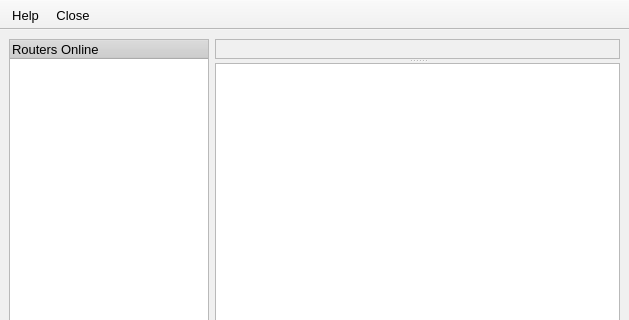
This is src/gui/network/netviewer.ui in a-ilin/vidalia as Qt 5 draws it before an edit; both pictures show x 0 to 629 and y 0 to 320 of the 629 by 622 pixel window. The edited form follows.
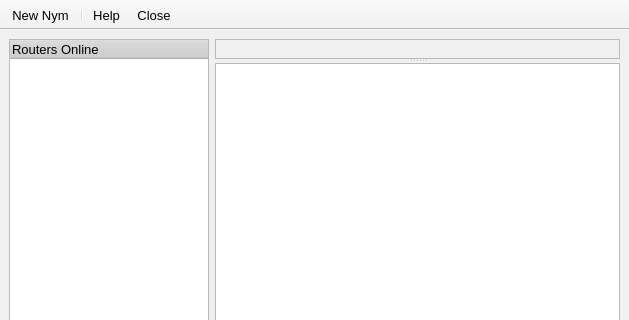
This is the edited form. Icons and pictures are not drawn.

Commit message:
Add an image and a button for the new nym business.
svn:r732

What changed in the file:
```diff
--- a/src/gui/network/netviewer.ui
+++ b/src/gui/network/netviewer.ui
@@ -445,9 +445,30 @@
    <attribute name="toolBarArea" >
     <number>4</number>
    </attribute>
+   <addaction name="actionNewNym" />
+   <addaction name="separator" />
    <addaction name="actionHelp" />
    <addaction name="actionClose" />
   </widget>
+  <action name="actionNewNym" >
+   <property name="icon" >
+    <iconset resource="../res/vidalia_common.qrc" >:/images/22x22/system-users.png</iconset>
+   </property>
+   <property name="text" >
+    <string>New Nym</string>
+   </property>
+   <property name="font" >
+    <font>
+     <family>Arial</family>
+     <pointsize>10</pointsize>
+     <weight>50</weight>
+     <italic>false</italic>
+     <bold>false</bold>
+     <underline>false</underline>
+     <strikeout>false</strikeout>
+    </font>
+   </property>
+  </action>
   <action name="actionHelp" >
    <property name="icon" >
     <iconset resource="../res/vidalia_common.qrc" >:/images/22x22/help-browser.png</iconset>
```
The commit also changes 3 other files.
